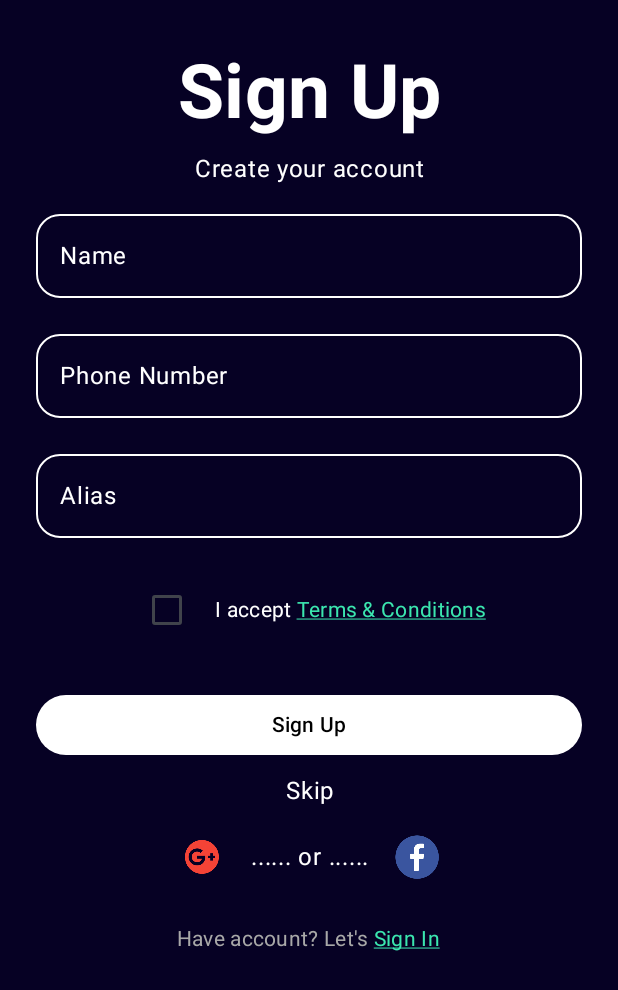
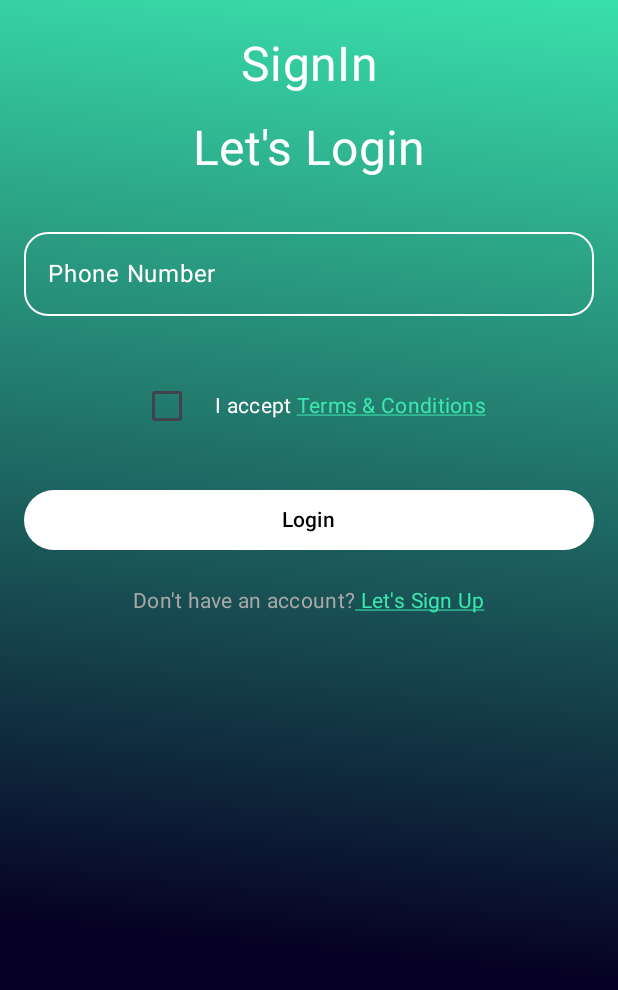
Before and after one commit to salimmohd17/-ProjectsAndroid-, an Android app built with Jetpack Compose: the screen it shows after launch (MainActivity), on a phone screen of 412 x 824 dp. Shown: the top 990 px of the screen. Run offline under Robolectric (Android 15) with nearby library versions, the phone set to English and light mode, and no system bars.

Commit message:
Add Navigation and SignIn Screen

```diff
--- a/app/build.gradle.kts
+++ b/app/build.gradle.kts
@@ -66,4 +66,6 @@ dependencies {
     androidTestImplementation(libs.androidx.ui.test.junit4)
     debugImplementation(libs.androidx.ui.tooling)
     debugImplementation(libs.androidx.ui.test.manifest)
+
+    implementation("androidx.navigation:navigation-compose:2.8.2")
 }
--- /dev/null
+++ b/app/src/main/java/com/gdscandroid/AppNavigation.kt
@@ -0,0 +1,29 @@
+package com.gdscandroid
+
+import androidx.compose.foundation.layout.padding
+import androidx.compose.runtime.Composable
+import androidx.compose.runtime.internal.composableLambda
+import androidx.compose.ui.Modifier
+import androidx.navigation.compose.NavHost
+import androidx.navigation.compose.composable
+import androidx.navigation.compose.rememberNavController
+
+@Composable
+fun AppNavigation(){
+
+    val navController = rememberNavController()
+
+    NavHost(
+        navController = navController,
+        startDestination = Screens.SignInScreen.route,
+       // modifier = Modifier.padding(innerPadding),
+    ) {
+        composable(Screens.SignUpScreen.route){
+            SignUpScreen(navController)
+        }
+
+        composable(Screens.SignInScreen.route){
+            SignInScreen(navController)
+        }
+    }
+}
--- a/app/src/main/java/com/gdscandroid/MainActivity.kt
+++ b/app/src/main/java/com/gdscandroid/MainActivity.kt
@@ -19,24 +19,10 @@ class MainActivity : ComponentActivity() {
         enableEdgeToEdge()
         setContent {
             GdscAndroidTheme {
-                Scaffold(modifier = Modifier.fillMaxSize()) { innerPadding ->
-                    SignUpScreen()
-                }
+
+                AppNavigation()
+
             }
         }
     }
 }
-
-@Composable
-fun Greeting(name: String, modifier: Modifier = Modifier) {
-    Text(
-        text = "Hello $name!",
-        modifier = modifier
-    )
-}
-
-@Preview(showBackground = true, showSystemUi = true)
-@Composable
-fun GreetingPreview() {
-    SignUpScreen()
-}
--- /dev/null
+++ b/app/src/main/java/com/gdscandroid/SIgnInScreen.kt
@@ -0,0 +1,195 @@
+package com.gdscandroid
+
+import android.app.Activity
+import androidx.compose.foundation.background
+import androidx.compose.foundation.layout.Box
+import androidx.compose.foundation.layout.Column
+import androidx.compose.foundation.layout.Spacer
+import androidx.compose.foundation.layout.fillMaxSize
+import androidx.compose.foundation.layout.fillMaxWidth
+import androidx.compose.foundation.layout.padding
+import androidx.compose.foundation.text.ClickableText
+import androidx.compose.material3.Button
+import androidx.compose.material3.ButtonDefaults
+import androidx.compose.material3.MaterialTheme
+import androidx.compose.material3.Scaffold
+import androidx.compose.material3.Surface
+import androidx.compose.material3.Text
+import androidx.compose.runtime.Composable
+import androidx.compose.runtime.LaunchedEffect
+import androidx.compose.runtime.MutableState
+import androidx.compose.runtime.mutableStateOf
+import androidx.compose.runtime.remember
+import androidx.compose.ui.Alignment
+import androidx.compose.ui.Modifier
+import androidx.compose.ui.graphics.Brush
+import androidx.compose.ui.graphics.Color
+import androidx.compose.ui.graphics.toArgb
+import androidx.compose.ui.platform.LocalContext
+import androidx.compose.ui.text.AnnotatedString
+import androidx.compose.ui.text.SpanStyle
+import androidx.compose.ui.text.style.TextAlign
+import androidx.compose.ui.text.style.TextDecoration
+import androidx.compose.ui.tooling.preview.Preview
+import androidx.compose.ui.unit.dp
+import androidx.compose.ui.unit.sp
+import androidx.core.view.WindowCompat
+import androidx.navigation.NavController
+import androidx.navigation.compose.rememberNavController
+import com.gdscandroid.ui.theme.GDSCOnboardingText
+import com.gdscandroid.ui.theme.GdscBackground
+import com.gdscandroid.ui.theme.GdscGreen
+
+@Composable
+fun SignInScreen(
+    navController: NavController
+) {
+
+    val context = LocalContext.current
+
+    val phoneState = remember { mutableStateOf("") }
+    val isPhoneValid = remember { mutableStateOf(true) }
+    val isTermsChecked = remember { mutableStateOf(false) }
+
+    LaunchedEffect(Unit) {
+        val window = (context as Activity).window
+        window.statusBarColor = GdscBackground.toArgb()
+        window.navigationBarColor = GdscBackground.toArgb()
+        WindowCompat.getInsetsController(window, window.decorView).isAppearanceLightStatusBars =
+            false
+        WindowCompat.getInsetsController(window, window.decorView).isAppearanceLightNavigationBars =
+            false
+    }
+
+    Scaffold { innerPadding ->
+        Surface(
+            modifier = Modifier
+                .fillMaxSize()
+                .background(
+                    brush = Brush.linearGradient(
+                        colors = listOf(
+                            GdscBackground,
+                            GdscGreen
+                        ),
+                        start = androidx.compose.ui.geometry.Offset(800f, 1000f),
+                        end = androidx.compose.ui.geometry.Offset(900f, 0f)
+                    ),
+                )
+                .padding(innerPadding),
+            color = Color.Transparent
+        ) {
+            Box(
+                modifier = Modifier.fillMaxSize(),
+                contentAlignment = Alignment.Center
+            ) {
+                Column(
+                    modifier = Modifier
+                        .fillMaxWidth()
+                        .padding(16.dp),
+                    horizontalAlignment = Alignment.CenterHorizontally
+                ) {
+                    Text(
+                        modifier = Modifier
+                            .fillMaxWidth()
+                            .padding(top = 8.dp),
+                        text = "SignIn",
+                        color = Color.White,
+                        fontSize = 32.sp,
+                        textAlign = TextAlign.Center,
+                        style = MaterialTheme.typography.bodyMedium
+                    )
+
+                    Spacer(modifier = Modifier.weight(0.1f))
+
+                    Text(
+                        modifier = Modifier
+                            .fillMaxWidth()
+                            .padding(top = 8.dp),
+                        text = "Let's Login",
+                        color = Color.White,
+                        fontSize = 32.sp,
+                        textAlign = TextAlign.Center,
+                        style = MaterialTheme.typography.bodyMedium
+                    )
+
+                    Spacer(modifier = Modifier.weight(0.2f))
+
+                    phoneNumber(phoneState, isPhoneValid.value)
+
+                    Spacer(modifier = Modifier.weight(0.2f))
+
+                    TermsCheckbox(isChecked = isTermsChecked)
+
+                    Spacer(modifier = Modifier.weight(0.2f))
+
+                    Button(
+                        onClick = {},
+                        modifier = Modifier.fillMaxWidth(),
+                        colors = ButtonDefaults.buttonColors(containerColor = Color.White)
+                    ) {
+                        Text(text = "Login", color = Color.Black)
+                    }
+
+
+                    Spacer(modifier = Modifier.weight(0.2f))
+
+                    val termsText = "Don't have an account? Let's Sign Up"
+                    val annotatedString =
+                        AnnotatedString.Builder(termsText).apply {
+                            addStyle(
+                                style =
+                                SpanStyle(
+                                    color = GdscGreen,
+                                    textDecoration = TextDecoration.Underline,
+                                ),
+                                start = 22,
+                                end = termsText.length,
+                            )
+                        }
+                            .toAnnotatedString()
+
+                    ClickableText(
+                        text = annotatedString,
+                        onClick = { offset ->
+                            if (offset >= 9 && offset <= termsText.length) {
+                                // Handle the click event on "terms and conditions"
+                                navController.navigate(Screens.SignUpScreen.route){
+                                    popUpTo(Screens.SignInScreen.route) {inclusive = true}
+                                }
+                            }
+                        },
+                        style = MaterialTheme.typography.bodyMedium.copy(color = GDSCOnboardingText),
+                    )
+
+                    Spacer(modifier = Modifier.weight(4f))
+
+
+                }
+            }
+        }
+
+    }
+
+}
+
+
+@Composable
+fun phoneNumber(
+    phoneState: MutableState<String>,
+    isValid: Boolean
+) {
+    CustomOutlinedTextField(
+        value = phoneState.value,
+        onValueChange = { newText -> phoneState.value = newText },
+        label = "Phone Number",
+        placeholder = "254 700 000 000"
+    )
+}
+
+
+@Preview(showBackground = true, showSystemUi = true)
+@Composable
+fun SignIn() {
+    val navcontroller = rememberNavController()
+    SignInScreen(navcontroller)
+}
--- /dev/null
+++ b/app/src/main/java/com/gdscandroid/Screens.kt
@@ -0,0 +1,10 @@
+package com.gdscandroid
+
+sealed class Screens(
+    val route: String,
+) {
+    object SignUpScreen : Screens("signUp_screen")
+
+    object SignInScreen : Screens("signIn_screen")
+
+}
--- a/app/src/main/java/com/gdscandroid/SignUpScreen.kt
+++ b/app/src/main/java/com/gdscandroid/SignUpScreen.kt
@@ -1,7 +1,6 @@
 package com.gdscandroid
 
 import android.app.Activity
-import android.widget.Toast
 import androidx.compose.foundation.background
 import androidx.compose.foundation.layout.Box
 import androidx.compose.foundation.layout.Column
@@ -36,12 +35,16 @@ import androidx.compose.ui.tooling.preview.Preview
 import androidx.compose.ui.unit.dp
 import androidx.compose.ui.unit.sp
 import androidx.core.view.WindowCompat
+import androidx.navigation.NavController
+import androidx.navigation.compose.rememberNavController
 import com.gdscandroid.ui.theme.GDSCOnboardingText
 import com.gdscandroid.ui.theme.GdscBackground
 import com.gdscandroid.ui.theme.GdscGreen
 
 @Composable
-fun SignUpScreen() {
+fun SignUpScreen(
+    navController: NavController
+) {
 
     val context = LocalContext.current
 
@@ -123,6 +126,7 @@ fun SignUpScreen() {
                     )
 
                     Spacer(modifier = Modifier.weight(0.1f))
+                    //weight- fractions   || width || height          16.dp
 
                     Text(
                         modifier =
@@ -217,7 +221,9 @@ fun SignUpScreen() {
                         onClick = { offset ->
                             if (offset >= 9 && offset <= termsText.length) {
                                 // Handle the click event on "terms and conditions"
-                                //navController.navigate(Screens.SignInScreen.route)
+                                navController.navigate(Screens.SignInScreen.route){
+                                    popUpTo(Screens.SignInScreen.route) {inclusive = true}
+                                }
                             }
                         },
                         style = MaterialTheme.typography.bodyMedium.copy(color = GDSCOnboardingText),
@@ -277,5 +283,6 @@ fun AliasField(
 @Preview(showBackground = true, showSystemUi = true)
 @Composable
 fun SignUpPreview() {
-    SignUpScreen()
+    val navcontroller = rememberNavController()
+    SignUpScreen(navcontroller)
 }
--- a/app/src/main/java/com/gdscandroid/TermsCheckBox.kt
+++ b/app/src/main/java/com/gdscandroid/TermsCheckBox.kt
@@ -11,12 +11,15 @@ import androidx.compose.material3.Checkbox
 import androidx.compose.material3.MaterialTheme
 import androidx.compose.runtime.Composable
 import androidx.compose.runtime.MutableState
+import androidx.compose.runtime.mutableStateOf
+import androidx.compose.runtime.remember
 import androidx.compose.ui.Alignment
 import androidx.compose.ui.Modifier
 import androidx.compose.ui.graphics.Color
 import androidx.compose.ui.text.AnnotatedString
 import androidx.compose.ui.text.SpanStyle
 import androidx.compose.ui.text.style.TextDecoration
+import androidx.compose.ui.tooling.preview.Preview
 import androidx.compose.ui.unit.dp
 import com.gdscandroid.ui.theme.GdscGreen
 
@@ -65,3 +68,9 @@ fun TermsCheckbox(
         )
     }
 }
+
+@Composable
+@Preview(showBackground = true,showSystemUi = true)
+fun TermsBox(){
+    TermsCheckbox(isChecked = remember { mutableStateOf(false) })
+}
--- a/gradle/libs.versions.toml
+++ b/gradle/libs.versions.toml
@@ -8,6 +8,7 @@ espressoCore = "3.6.1"
 lifecycleRuntimeKtx = "2.8.6"
 activityCompose = "1.9.2"
 composeBom = "2024.04.01"
+
 
 [libraries]
 androidx-core-ktx = { group = "androidx.core", name = "core-ktx", version.ref = "coreKtx" }
```
